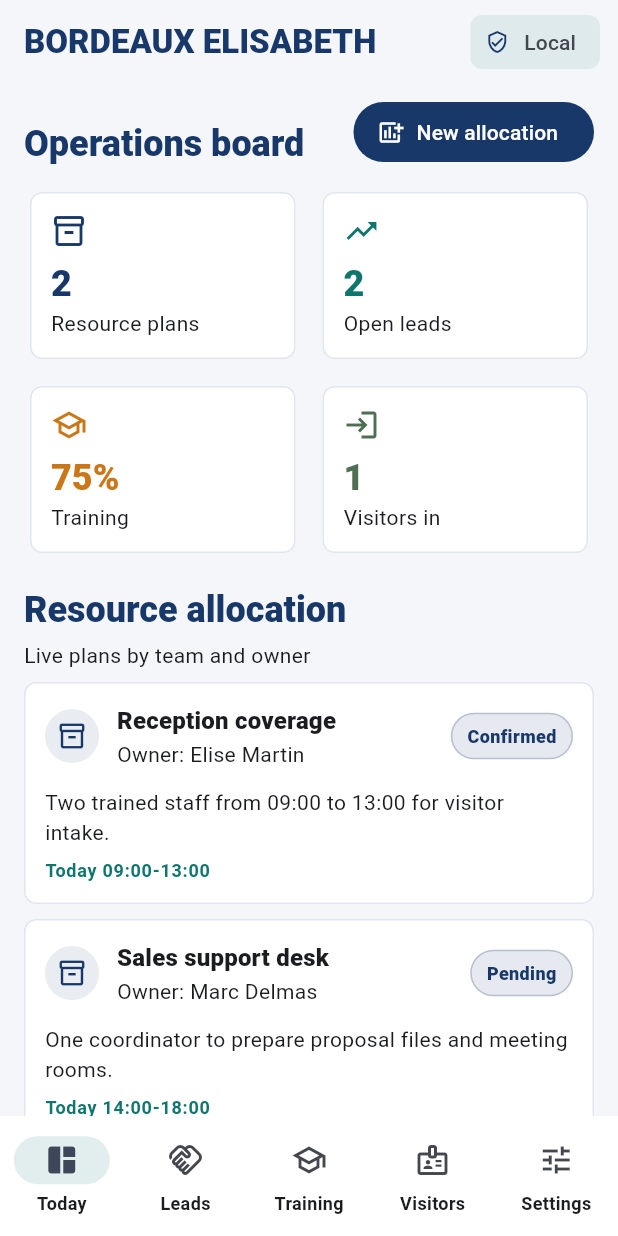
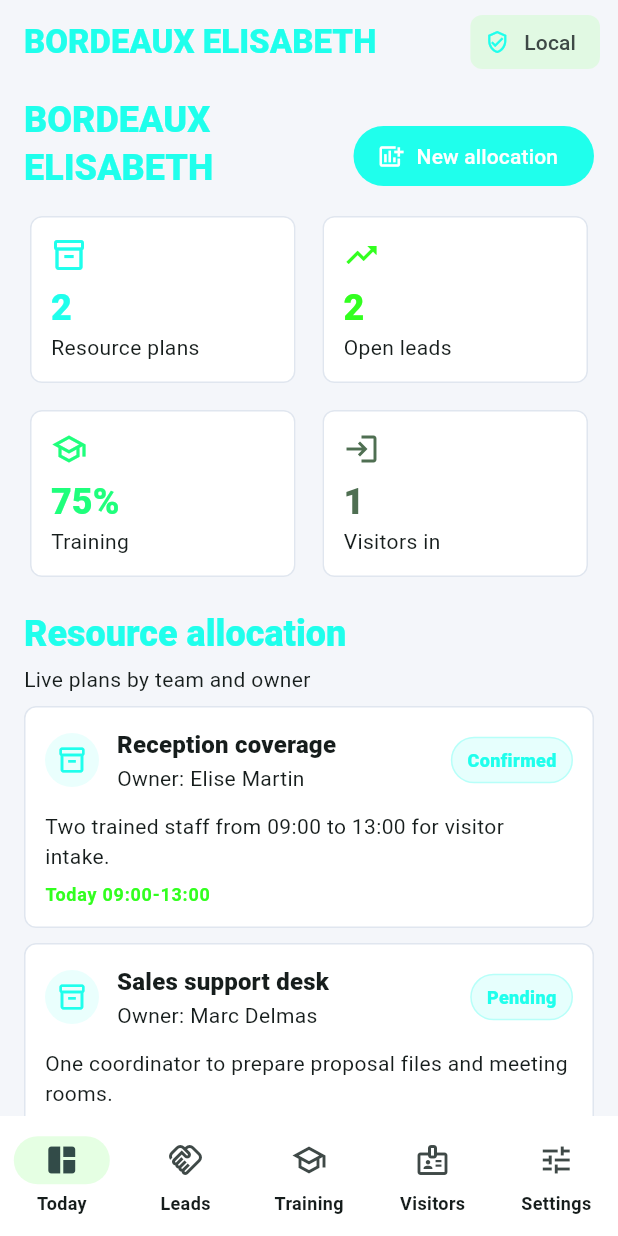
Before and after one commit to EOOrga/68d9d11e1299230338f2ce2d, a Flutter app: the screen it shows after launch, on a phone screen of 412 x 824 dp. Run offline on Flutter 3.47's test engine with Material 3 defaults, Android fonts, the phone set to English and light mode, and no system bars; our stand-ins replace shared_preferences.

Commit message:
Create Flutter variant com.bordeauxelisabeth.mmn

```diff
--- a/lib/main.dart
+++ b/lib/main.dart
@@ -18,9 +18,9 @@ class BordeauxApp extends StatelessWidget {
 
   @override
   Widget build(BuildContext context) {
-    const primary = Color(0xFF183869);
-    const secondary = Color(0xFF0F766E);
-    const tertiary = Color(0xFFC97719);
+    const primary = Color(0xFF1FFFEC);
+    const secondary = Color(0xFF32FF1F);
+    const tertiary = Color(0xFF1FFF7C);
 
     final colorScheme = ColorScheme.fromSeed(
       seedColor: primary,
@@ -219,7 +219,7 @@ class DashboardScreen extends StatelessWidget {
       padding: const EdgeInsets.fromLTRB(16, 8, 16, 24),
       children: [
         SectionHeader(
-          title: 'Operations board',
+          title: 'BORDEAUX ELISABETH',
           action: FilledButton.icon(
             key: const Key('new-allocation'),
             onPressed: () => _showResourceDialog(context),
--- a/pubspec.yaml
+++ b/pubspec.yaml
@@ -1,4 +1,4 @@
-name: bordeaux_elisabeth
+name: mmn
 description: Operations workspace for BORDEAUX ELISABETH business teams.
 publish_to: 'none'
 version: 1.0.0+1
@@ -24,4 +24,6 @@ flutter_launcher_icons:
   android: true
   ios: false
   image_path: docs/icon.png
+  adaptive_icon_foreground: docs/icon.png
+  adaptive_icon_background: "#1FFF7C"
   min_sdk_android: 23
```
Also changed, not shown: docs/icon.png, 11 other files.
